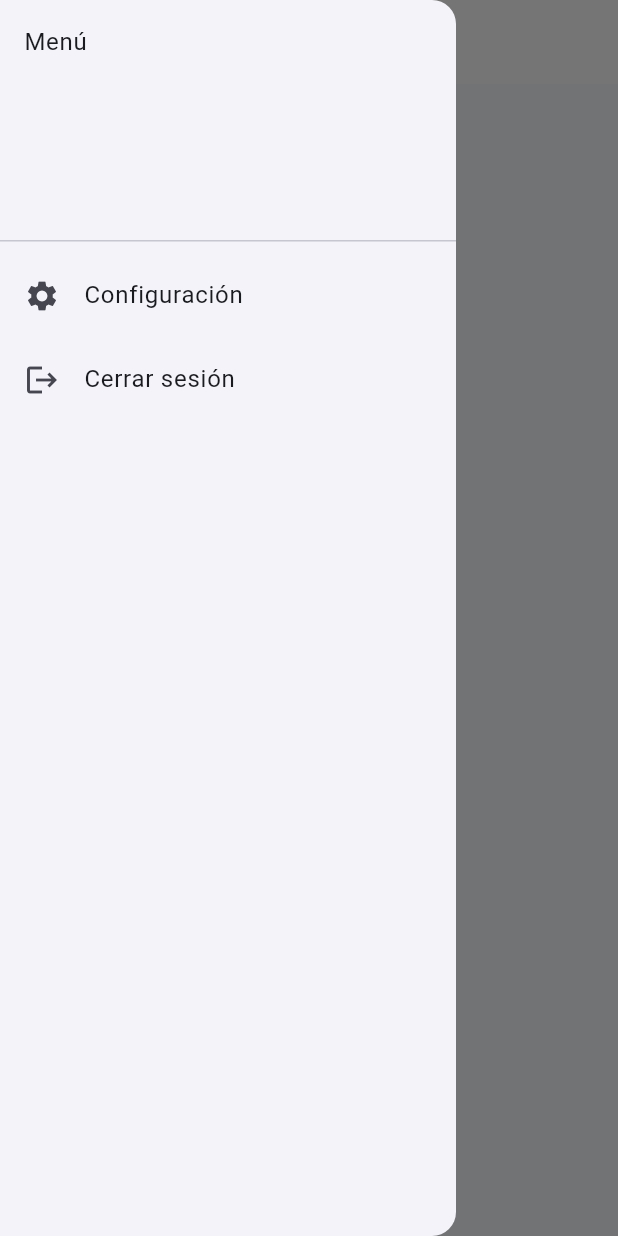
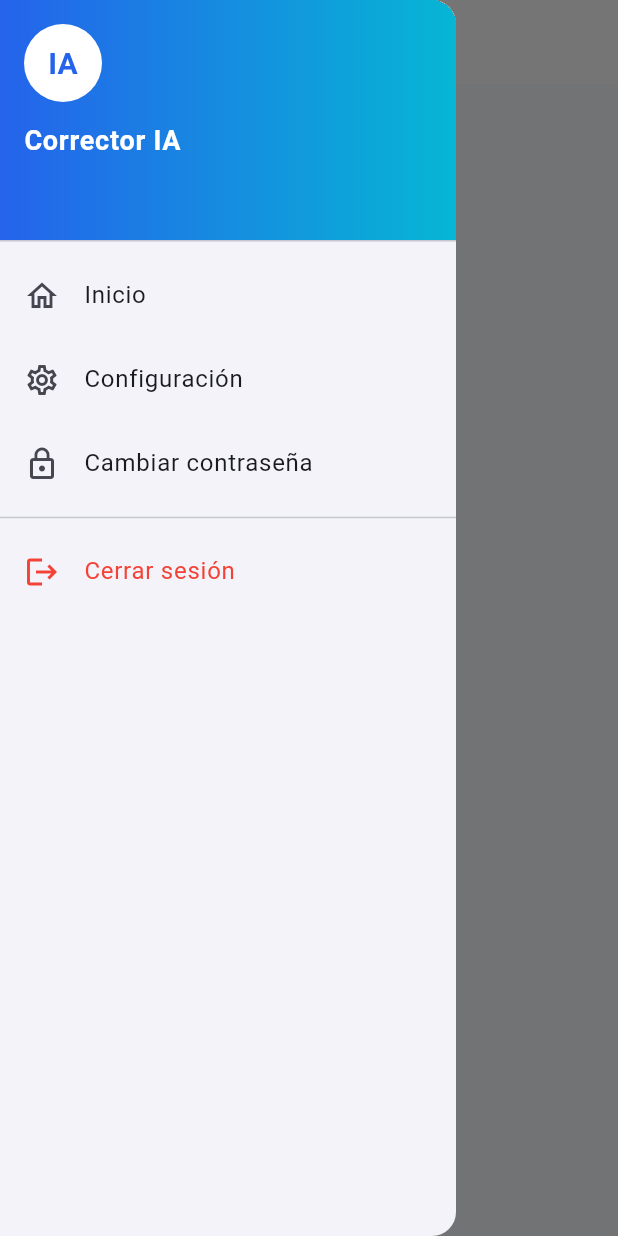
Before and after one commit to innova-space-edu/corrector-ia, a Flutter app: the HomeScreen screen opened directly, with the side drawer open, on a phone screen of 412 x 824 dp. Run offline on Flutter 3.47's test engine with Material 3 defaults, Android fonts, the phone set to English and light mode, and no system bars; our stand-ins replace image_picker, supabase_flutter; accounts and stored records are empty; network calls fail.

```diff
--- a/apps/mobile/lib/screens/home_screen.dart
+++ b/apps/mobile/lib/screens/home_screen.dart
@@ -1,45 +1,150 @@
 import 'package:flutter/material.dart';
 import 'package:supabase_flutter/supabase_flutter.dart';
+
+import 'change_password_screen.dart';
 import 'login_screen.dart';
 
 class HomeScreen extends StatelessWidget {
   const HomeScreen({super.key});
 
+  Future<void> _logout(BuildContext context) async {
+    final navigator = Navigator.of(context, rootNavigator: true);
+
+    // Cierra el drawer antes de cerrar sesión.
+    Navigator.of(context).pop();
+
+    await Supabase.instance.client.auth.signOut();
+
+    if (!context.mounted) return;
+
+    navigator.pushAndRemoveUntil(
+      MaterialPageRoute(builder: (_) => const LoginScreen()),
+      (_) => false,
+    );
+  }
+
+  void _openChangePassword(BuildContext context) {
+    // Cierra el drawer antes de abrir la pantalla.
+    Navigator.of(context).pop();
+
+    Navigator.push(
+      context,
+      MaterialPageRoute(
+        builder: (_) => const ChangePasswordScreen(),
+      ),
+    );
+  }
+
   @override
   Widget build(BuildContext context) {
+    final userEmail =
+        Supabase.instance.client.auth.currentUser?.email ?? 'Usuario activo';
+
     return Scaffold(
       appBar: AppBar(
-        title: const Text('Home'),
+        title: const Text('Corrector IA'),
       ),
       drawer: Drawer(
-        child: ListView(
-          children: [
-            const DrawerHeader(child: Text('Menú')),
-            ListTile(
-              leading: const Icon(Icons.settings),
-              title: const Text('Configuración'),
-              onTap: () {},
-            ),
-            ListTile(
-              leading: const Icon(Icons.logout),
-              title: const Text('Cerrar sesión'),
-              onTap: () async {
-                final navigator = Navigator.of(context, rootNavigator: true);
+        child: SafeArea(
+          child: ListView(
+            padding: EdgeInsets.zero,
+            children: [
+              DrawerHeader(
+                decoration: const BoxDecoration(
+                  gradient: LinearGradient(
+                    colors: [
+                      Color(0xFF2563EB),
+                      Color(0xFF06B6D4),
+                    ],
+                  ),
+                ),
+                child: Column(
+                  crossAxisAlignment: CrossAxisAlignment.start,
+                  children: [
+                    const CircleAvatar(
+                      radius: 26,
+                      backgroundColor: Colors.white,
+                      child: Text(
+                        'IA',
+                        style: TextStyle(
+                          color: Color(0xFF2563EB),
+                          fontWeight: FontWeight.bold,
+                          fontSize: 20,
+                        ),
+                      ),
+                    ),
+                    const SizedBox(height: 12),
+                    const Text(
+                      'Corrector IA',
+                      style: TextStyle(
+                        color: Colors.white,
+                        fontWeight: FontWeight.bold,
+                        fontSize: 18,
+                      ),
+                    ),
+                    const SizedBox(height: 4),
+                    Text(
+                      userEmail,
+                      style: const TextStyle(
+                        color: Colors.white70,
+                        fontSize: 12,
+                      ),
+                      overflow: TextOverflow.ellipsis,
+                    ),
+                  ],
+                ),
+              ),
 
-                Navigator.of(context).pop();
+              ListTile(
+                leading: const Icon(Icons.home_outlined),
+                title: const Text('Inicio'),
+                onTap: () {
+                  Navigator.of(context).pop();
+                },
+              ),
 
-                await Supabase.instance.client.auth.signOut();
+              ListTile(
+                leading: const Icon(Icons.settings_outlined),
+                title: const Text('Configuración'),
+                onTap: () {
+                  Navigator.of(context).pop();
+                  ScaffoldMessenger.of(context).showSnackBar(
+                    const SnackBar(
+                      content: Text('Configuración estará disponible pronto.'),
+                    ),
+                  );
+                },
+              ),
 
-                navigator.pushAndRemoveUntil(
-                  MaterialPageRoute(builder: (_) => const LoginScreen()),
-                  (_) => false,
-                );
-              },
-            ),
-          ],
+              ListTile(
+                leading: const Icon(Icons.lock_outline),
+                title: const Text('Cambiar contraseña'),
+                onTap: () => _openChangePassword(context),
+              ),
+
+              const Divider(),
+
+              ListTile(
+                leading: const Icon(
+                  Icons.logout,
+                  color: Colors.red,
+                ),
+                title: const Text(
+                  'Cerrar sesión',
+                  style: TextStyle(color: Colors.red),
+                ),
+                onTap: () => _logout(context),
+              ),
+            ],
+          ),
         ),
       ),
-      body: const Center(child: Text('Bienvenido')),
+      body: const Center(
+        child: Text(
+          'Bienvenido',
+          style: TextStyle(fontSize: 20, fontWeight: FontWeight.bold),
+        ),
+      ),
     );
   }
 }
```
Also changed, not shown: apps/mobile/lib/screens/change_password_screen.dart (added, +69 -0 lines), 2 other files.
